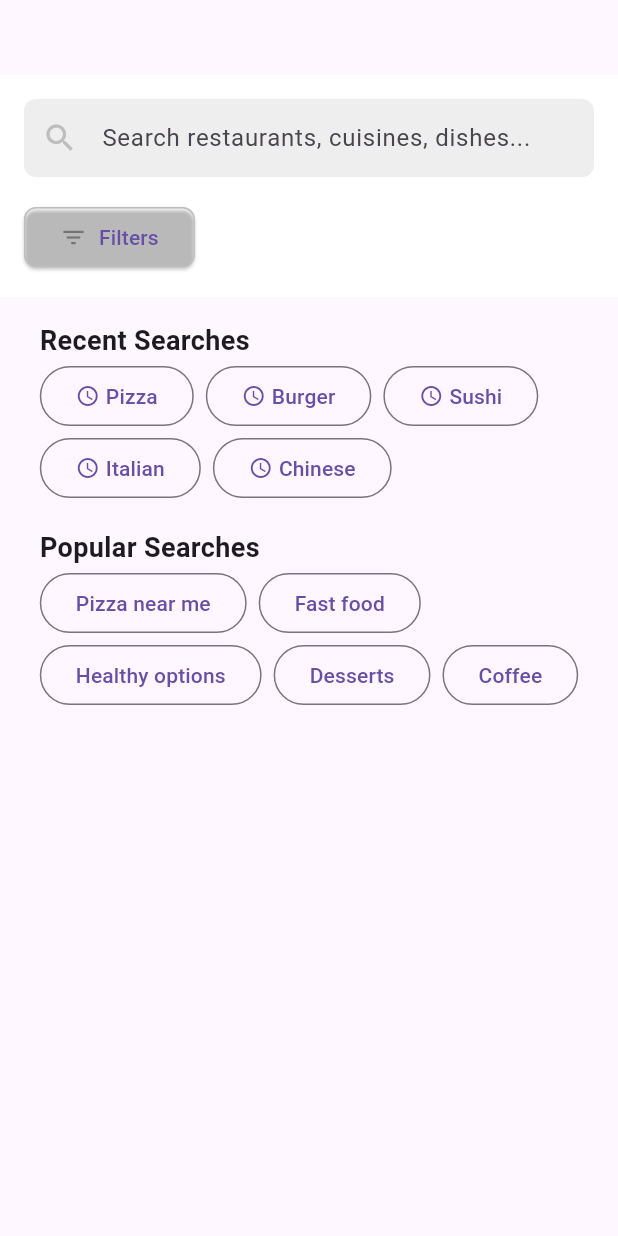
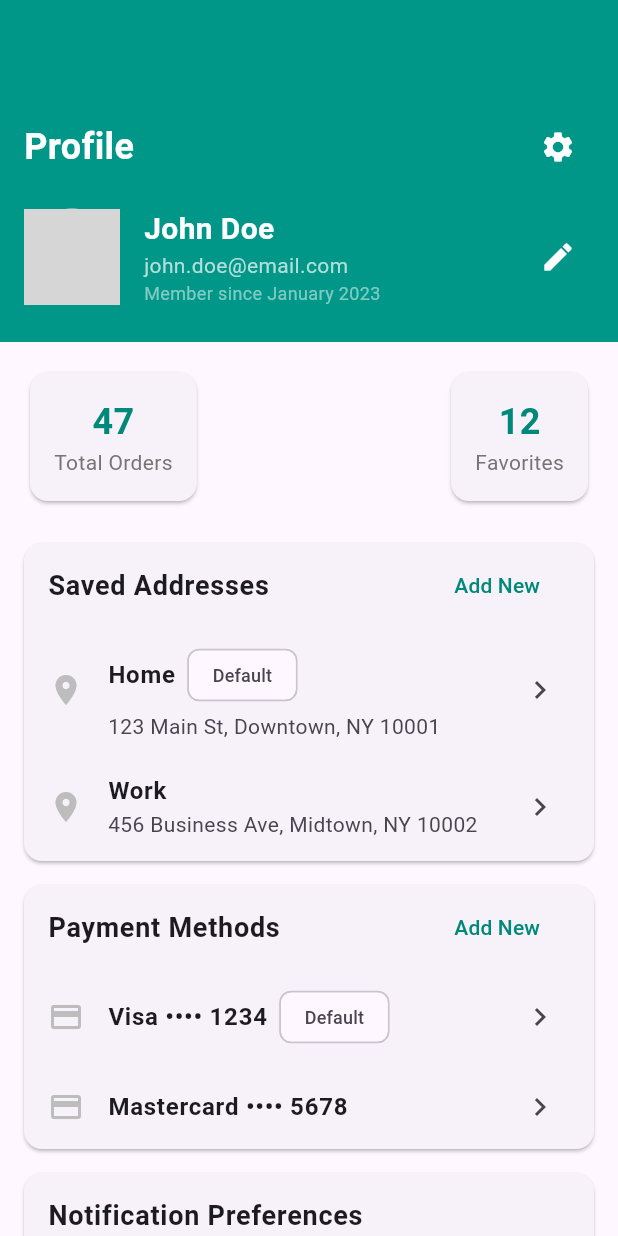
Before and after one commit to didierganthier/dlivremappv2, a Flutter app: the screen it shows after launch, on a phone screen of 412 x 824 dp. Run offline on Flutter 3.47's test engine with Material 3 defaults, Android fonts, the light colour scheme and no system bars; network calls fail; grey boxes are pictures that could not be loaded.

Commit message:
Add ProfileScreen implementation and update main.dart to set it as home

```diff
--- a/lib/main.dart
+++ b/lib/main.dart
@@ -1,4 +1,5 @@
 import 'package:dlivremappv2/home_screen.dart';
+import 'package:dlivremappv2/profie_screen.dart';
 import 'package:dlivremappv2/search_screen.dart';
 import 'package:flutter/material.dart';
 
@@ -10,7 +11,7 @@ class MyApp extends StatelessWidget {
   @override
   Widget build(BuildContext context) {
     return MaterialApp(
-      home: SearchScreen(),
+      home: ProfileScreen(),
     );
   }
 }
--- /dev/null
+++ b/lib/profie_screen.dart
@@ -0,0 +1,353 @@
+import 'package:flutter/material.dart';
+
+class ProfileScreen extends StatefulWidget {
+  @override
+  _ProfileScreenState createState() => _ProfileScreenState();
+}
+
+class _ProfileScreenState extends State<ProfileScreen> {
+  Map<String, bool> _notifications = {
+    "orderUpdates": true,
+    "promotions": false,
+    "newRestaurants": true,
+  };
+
+  List<String> _splitCamelCase(String input) {
+    return input.split(RegExp(r'(?=[A-Z])'));
+  }
+
+  final Map<String, dynamic> _userProfile = {
+    "name": "John Doe",
+    "email": "john.doe@email.com",
+    "phone": "+1 (555) 123-4567",
+    "avatar": "https://www.didierganthier.com/images/profile.jpg",
+    "memberSince": "January 2023",
+    "totalOrders": 47,
+    "favoriteRestaurants": 12,
+  };
+
+  final List<Map<String, dynamic>> _savedAddresses = [
+    {
+      "id": 1,
+      "label": "Home",
+      "address": "123 Main St, Downtown, NY 10001",
+      "isDefault": true,
+    },
+    {
+      "id": 2,
+      "label": "Work",
+      "address": "456 Business Ave, Midtown, NY 10002",
+      "isDefault": false,
+    },
+  ];
+
+  final List<Map<String, dynamic>> _paymentMethods = [
+    {
+      "id": 1,
+      "type": "card",
+      "last4": "1234",
+      "brand": "Visa",
+      "isDefault": true,
+    },
+    {
+      "id": 2,
+      "type": "card",
+      "last4": "5678",
+      "brand": "Mastercard",
+      "isDefault": false,
+    },
+  ];
+
+  final List<Map<String, dynamic>> _menuItems = [
+    {
+      "icon": Icons.star,
+      "title": "Rate & Review",
+      "subtitle": "Share your experience",
+      "action": () {},
+    },
+    {
+      "icon": Icons.favorite,
+      "title": "Favorites",
+      "subtitle": "Your saved restaurants",
+      "action": () {},
+    },
+    {
+      "icon": Icons.card_giftcard,
+      "title": "Promotions",
+      "subtitle": "Available offers & coupons",
+      "badge": "3 new",
+      "action": () {},
+    },
+    {
+      "icon": Icons.notifications,
+      "title": "Notifications",
+      "subtitle": "Manage your preferences",
+      "action": () {},
+    },
+    {
+      "icon": Icons.shield,
+      "title": "Privacy & Security",
+      "subtitle": "Account security settings",
+      "action": () {},
+    },
+    {
+      "icon": Icons.help,
+      "title": "Help & Support",
+      "subtitle": "Get help or contact us",
+      "action": () {},
+    },
+    {
+      "icon": Icons.settings,
+      "title": "App Settings",
+      "subtitle": "Language, theme, and more",
+      "action": () {},
+    },
+  ];
+
+  @override
+  Widget build(BuildContext context) {
+    return Scaffold(
+      body: SingleChildScrollView(
+        child: Column(
+          children: [
+            // Header
+            Container(
+              color: Colors.teal[500],
+              padding: EdgeInsets.fromLTRB(16.0, 24.0, 16.0, 24.0),
+              child: Padding(
+                padding: const EdgeInsets.only(top: 50.0,),
+                child: Column(
+                  children: [
+                    Row(
+                      mainAxisAlignment: MainAxisAlignment.spaceBetween,
+                      children: [
+                        Text(
+                          "Profile",
+                          style: TextStyle(fontSize: 24, fontWeight: FontWeight.bold, color: Colors.white),
+                        ),
+                        IconButton(
+                          icon: Icon(Icons.settings, color: Colors.white),
+                          onPressed: () {},
+                        ),
+                      ],
+                    ),
+                    SizedBox(height: 16),
+                    // User Info
+                    Row(
+                      children: [
+                        CircleAvatar(
+                          radius: 32,
+                          backgroundImage: NetworkImage(_userProfile["avatar"]),
+                          child: _userProfile["avatar"] == null
+                              ? Text(
+                                  _userProfile["name"]
+                                      .toString()
+                                      .split(" ")
+                                      .map((n) => n[0])
+                                      .join("")
+                                      .toUpperCase(),
+                                  style: TextStyle(color: Colors.white, fontSize: 20),
+                                )
+                              : null,
+                        ),
+                        SizedBox(width: 16),
+                        Expanded(
+                          child: Column(
+                            crossAxisAlignment: CrossAxisAlignment.start,
+                            children: [
+                              Text(
+                                _userProfile["name"].toString(),
+                                style: TextStyle(fontSize: 20, fontWeight: FontWeight.bold, color: Colors.white),
+                              ),
+                              Text(
+                                _userProfile["email"].toString(),
+                                style: TextStyle(color: Colors.teal[100], fontSize: 14),
+                              ),
+                              Text(
+                                "Member since ${_userProfile["memberSince"]}",
+                                style: TextStyle(color: Colors.teal[200], fontSize: 12),
+                              ),
+                            ],
+                          ),
+                        ),
+                        IconButton(
+                          icon: Icon(Icons.edit, color: Colors.white),
+                          onPressed: () {},
+                        ),
+                      ],
+                    ),
+                  ],
+                ),
+              ),
+            ),
+
+            // Stats Cards
+            Padding(
+              padding: EdgeInsets.all(16.0),
+              child: Row(
+                mainAxisAlignment: MainAxisAlignment.spaceBetween,
+                children: [
+                  Card(
+                    child: Padding(
+                      padding: EdgeInsets.all(16.0),
+                      child: Column(
+                        children: [
+                          Text(
+                            _userProfile["totalOrders"].toString(),
+                            style: TextStyle(fontSize: 24, fontWeight: FontWeight.bold, color: Colors.teal[600]),
+                          ),
+                          Text(
+                            "Total Orders",
+                            style: TextStyle(fontSize: 14, color: Colors.grey[600]),
+                          ),
+                        ],
+                      ),
+                    ),
+                  ),
+                  Card(
+                    child: Padding(
+                      padding: EdgeInsets.all(16.0),
+                      child: Column(
+                        children: [
+                          Text(
+                            _userProfile["favoriteRestaurants"].toString(),
+                            style: TextStyle(fontSize: 24, fontWeight: FontWeight.bold, color: Colors.teal[600]),
+                          ),
+                          Text(
+                            "Favorites",
+                            style: TextStyle(fontSize: 14, color: Colors.grey[600]),
+                          ),
+                        ],
+                      ),
+                    ),
+                  ),
+                ],
+              ),
+            ),
+
+            // Saved Addresses
+            Card(
+              margin: EdgeInsets.symmetric(horizontal: 16.0, vertical: 8.0),
+              child: Column(
+                children: [
+                  ListTile(
+                    title: Text("Saved Addresses", style: TextStyle(fontSize: 18, fontWeight: FontWeight.bold)),
+                    trailing: TextButton(
+                      onPressed: () {},
+                      child: Text("Add New", style: TextStyle(color: Colors.teal[600])),
+                    ),
+                  ),
+                  ..._savedAddresses.map((address) => ListTile(
+                        leading: Icon(Icons.location_on, color: Colors.grey[400]),
+                        title: Row(
+                          children: [
+                            Text(address["label"].toString(), style: TextStyle(fontWeight: FontWeight.bold)),
+                            if (address["isDefault"]) ...[
+                              SizedBox(width: 8),
+                              Chip(label: Text("Default", style: TextStyle(fontSize: 12))),
+                            ],
+                          ],
+                        ),
+                        subtitle: Text(address["address"].toString()),
+                        trailing: Icon(Icons.chevron_right),
+                        onTap: () {},
+                      )),
+                ],
+              ),
+            ),
+
+            // Payment Methods
+            Card(
+              margin: EdgeInsets.symmetric(horizontal: 16.0, vertical: 8.0),
+              child: Column(
+                children: [
+                  ListTile(
+                    title: Text("Payment Methods", style: TextStyle(fontSize: 18, fontWeight: FontWeight.bold)),
+                    trailing: TextButton(
+                      onPressed: () {},
+                      child: Text("Add New", style: TextStyle(color: Colors.teal[600])),
+                    ),
+                  ),
+                  ..._paymentMethods.map((method) => ListTile(
+                        leading: Icon(Icons.credit_card, color: Colors.grey[400]),
+                        title: Row(
+                          children: [
+                            Text("${method["brand"]} •••• ${method["last4"]}",
+                                style: TextStyle(fontWeight: FontWeight.bold)),
+                            if (method["isDefault"]) ...[
+                              SizedBox(width: 8),
+                              Chip(label: Text("Default", style: TextStyle(fontSize: 12))),
+                            ],
+                          ],
+                        ),
+                        trailing: Icon(Icons.chevron_right),
+                        onTap: () {},
+                      )),
+                ],
+              ),
+            ),
+
+            // Notification Preferences
+            Card(
+              margin: EdgeInsets.symmetric(horizontal: 16.0, vertical: 8.0),
+              child: Column(
+                children: [
+                  ListTile(
+                    title: Text("Notification Preferences", style: TextStyle(fontSize: 18, fontWeight: FontWeight.bold)),
+                  ),
+                  ..._notifications.keys.map((key) => SwitchListTile(
+                        title: Text(
+                          _splitCamelCase(key)
+                              .map((word) => word[0].toUpperCase() + word.substring(1).toLowerCase())
+                              .join(" "),
+                          style: TextStyle(fontWeight: FontWeight.bold),
+                        ),
+                        subtitle: Text("Get notified about your ${key.toLowerCase().replaceAll("updates", "status")}"),
+                        value: _notifications[key]!,
+                        onChanged: (value) {
+                          setState(() {
+                            _notifications[key] = value;
+                          });
+                        },
+                      )),
+                ],
+              ),
+            ),
+
+            // Menu Items
+            Card(
+              margin: EdgeInsets.symmetric(horizontal: 16.0, vertical: 8.0),
+              child: Column(
+                children: _menuItems.map((item) => ListTile(
+                      leading: Icon(item["icon"], color: Colors.grey[400]),
+                      title: Text(item["title"], style: TextStyle(fontWeight: FontWeight.bold)),
+                      subtitle: Text(item["subtitle"]),
+                      trailing: item["badge"] != null
+                          ? Row(
+                              mainAxisSize: MainAxisSize.min,
+                              children: [
+                                Chip(label: Text(item["badge"], style: TextStyle(fontSize: 12))),
+                                Icon(Icons.chevron_right, color: Colors.grey[400]),
+                              ],
+                            )
+                          : Icon(Icons.chevron_right, color: Colors.grey[400]),
+                      onTap: item["action"],
+                    )).toList(),
+              ),
+            ),
+
+            // Sign Out
+            Card(
+              margin: EdgeInsets.all(16.0),
+              child: ListTile(
+                leading: Icon(Icons.logout, color: Colors.red[600]),
+                title: Text("Sign Out", style: TextStyle(color: Colors.red[600])),
+                onTap: () {},
+              ),
+            ),
+          ],
+        ),
+      ),
+    );
+  }
+}
```
